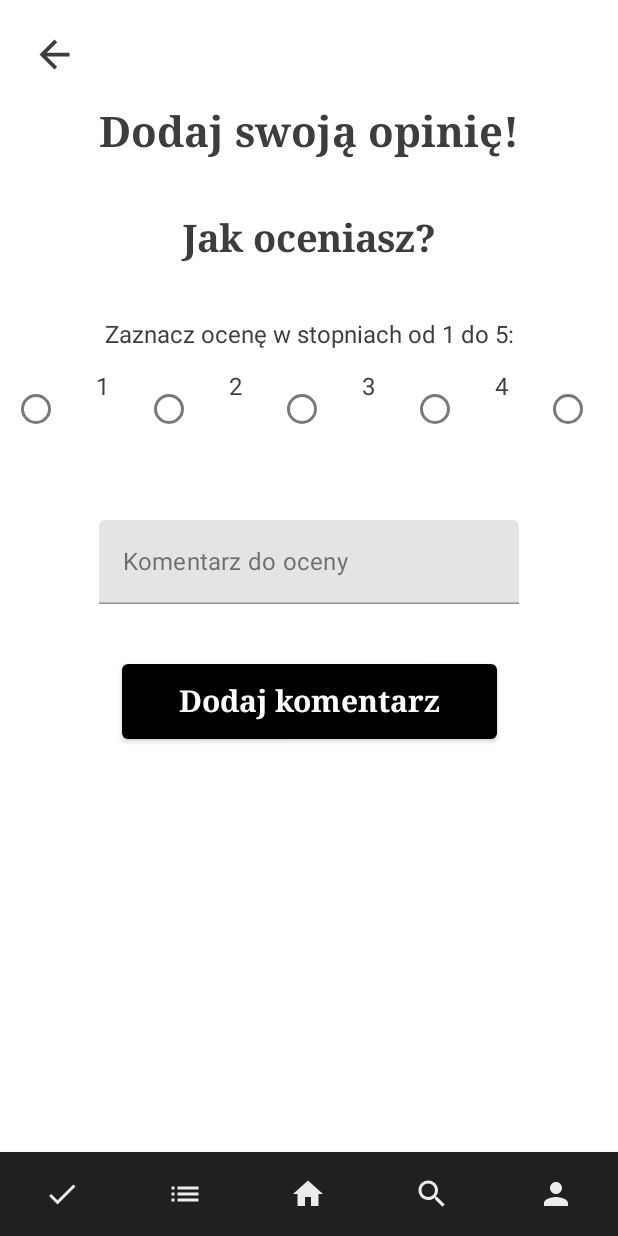
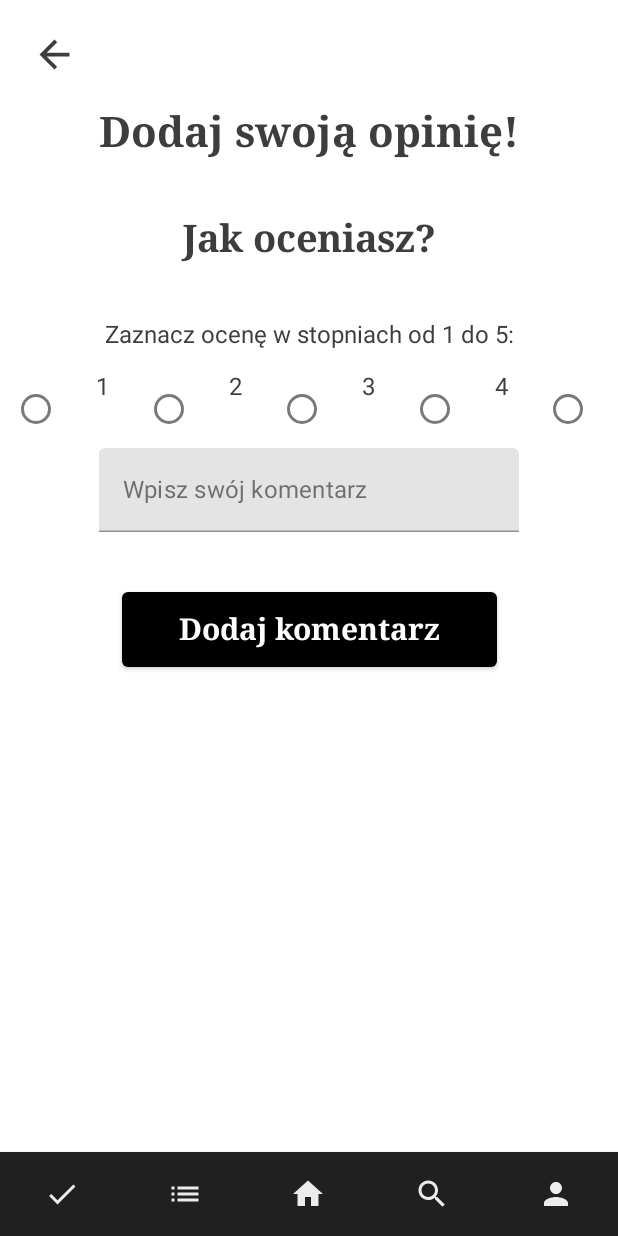
Before and after one commit to Wojw99/bizarro-app, an Android app built with Jetpack Compose: the AddOpinionScreen screen opened through its navigation route, on a phone screen of 412 x 824 dp. Run offline under Robolectric (Android 15) with nearby library versions, the phone set to English and light mode, and no system bars; our stand-ins replace Dagger/Hilt's generated code, Timber; pictures from the network do not load.

Commit message:
Some upgrades, fixes to User Other Profile Screen

```diff
--- a/app/src/main/java/com/example/bizarro/ui/NavGraph.kt
+++ b/app/src/main/java/com/example/bizarro/ui/NavGraph.kt
@@ -58,6 +58,10 @@ fun NavGraph(
         composable(route = Screen.SeeOpinionOtherUser.route){
             SeeOpinionsScreen(navController)
         }
+
+        composable(route = Screen.SeeYourOpinionsScreen.route){
+            SeeYourOpinionsScreen(navController)
+        }
     }
 }
 
@@ -75,5 +79,5 @@ sealed class Screen(val route: String, val name: String){
     object AddOpinion: Screen(route = "add_opinion_screen", name = "Dodaj opinię")
     object UserRecordList: Screen(route = "user_record_list_screen", name = "Ogłoszenia")
     object SeeOpinionOtherUser: Screen(route = "user_other_see_opinion_screen", name = "Zobacz opinię o innym użytkowniku")
-
+    object SeeYourOpinionsScreen: Screen(route = "user_see_ypur_opinion_screen", name = "Zobacz opinie o swoim profilu")
 }
--- a/app/src/main/java/com/example/bizarro/ui/screens/user_profile/other_user_profile/AddOpinionScreen.kt
+++ b/app/src/main/java/com/example/bizarro/ui/screens/user_profile/other_user_profile/AddOpinionScreen.kt
@@ -1,5 +1,6 @@
 package com.example.bizarro.ui.screens.user_profile
 
+import android.widget.Toast
 import androidx.compose.foundation.background
 import androidx.compose.foundation.layout.*
 import androidx.compose.material.*
@@ -12,6 +13,7 @@ import androidx.compose.runtime.*
 import androidx.compose.ui.Alignment
 import androidx.compose.ui.Modifier
 import androidx.compose.ui.graphics.Color
+import androidx.compose.ui.platform.LocalContext
 import androidx.compose.ui.text.TextStyle
 import androidx.compose.ui.text.font.FontFamily
 import androidx.compose.ui.text.font.FontWeight
@@ -19,6 +21,7 @@ import androidx.compose.ui.text.input.TextFieldValue
 import androidx.compose.ui.unit.dp
 import androidx.compose.ui.unit.sp
 import androidx.hilt.navigation.compose.hiltViewModel
+import androidx.lifecycle.viewmodel.compose.viewModel
 import androidx.navigation.NavController
 import com.example.bizarro.ui.Screen
 import com.example.bizarro.ui.screens.user_profile.other_user_profile.OtherUserViewModel
@@ -52,44 +55,22 @@ fun AddOpinionScreen(navController: NavController,
         Spacer(modifier = Modifier.height(40.dp))
 
 
+
+
+
         RadioButtonDemo()
 
-        Spacer(modifier = Modifier.height(50.dp))
 
-        var textOpinion by remember { mutableStateOf(TextFieldValue("")) }
 
-        TextField(
-            value = textOpinion,
-            onValueChange = {
-                textOpinion = it },
 
-            label = { Text(text = "Komentarz do oceny") },
-            placeholder = { Text(text = "Wpisz swój komentarz") },
 
-            //modifier = Modifier.align(Alignment.Horizontal)
-        )
 
-        Spacer(modifier = Modifier.height(40.dp))
 
-        Button(
-            onClick ={
 
-                //navController.navigate(route = com.example.bizarro.ui.Screen.Home.route)
 
-                     },
-            Modifier.size(width = 250.dp, height = 50.dp),
-            colors = ButtonDefaults.buttonColors(backgroundColor = Color.Black),
 
-            ) {
-            Text(text = "Dodaj komentarz",
-                style = TextStyle(
-                    fontSize = 20.sp,
-                    fontFamily = FontFamily.Serif,
-                    fontWeight = FontWeight.Bold,
-                    color = Color.White,
-                )
-            )
-        }
+
+
 
 
     }
@@ -129,7 +110,12 @@ fun HeaderSectionAddOpinion(navController: NavController)
 
 
 @Composable
-fun RadioButtonDemo() {
+fun RadioButtonDemo(
+    viewModel: OtherUserViewModel = hiltViewModel()
+
+) {
+    val context = LocalContext.current
+
 //    Column(
 //        modifier = Modifier.fillMaxSize(),
 //        verticalArrangement = Arrangement.Center,
@@ -141,6 +127,7 @@ fun RadioButtonDemo() {
         Row {
             RadioButton(selected = selectedReview.value == Review.review1, onClick = {
                 selectedReview.value = Review.review1
+
             })
             Spacer(modifier = Modifier.size(16.dp))
             Text(Review.review1)
@@ -178,11 +165,77 @@ fun RadioButtonDemo() {
             Text(Review.review5)
 
 
+            Spacer(modifier = Modifier.height(50.dp))
+
 
 
         }
+
+
+            var textOpinion by remember { mutableStateOf("") }
+
+            var fullOpinion by remember { mutableStateOf("") }
+
+            TextField(
+                value = textOpinion,
+                onValueChange = {
+                    textOpinion = it },
+
+                //label = { Text(text = "Komentarz do oceny") },
+                placeholder = { Text(text = "Wpisz swój komentarz") },
+
+                //modifier = Modifier.align(Alignment.Horizontal)
+            )
+
+            Spacer(modifier = Modifier.height(40.dp))
+
+
+            Button(
+                onClick ={
+
+                    when {
+                        selectedReview.value=="" -> {
+                            Toast.makeText(context, "Mark is required", Toast.LENGTH_SHORT).show()
+                        }
+                        textOpinion == "" -> {
+                            Toast.makeText(context, "Commentary is required", Toast.LENGTH_SHORT).show()
+                        }
+                        else -> {
+                            fullOpinion = "${selectedReview.value} $textOpinion"
+
+                            viewModel.addOpinion(fullOpinion)
+
+
+
+                            Toast.makeText(context, viewModel.opinionOtherUserList[0], Toast.LENGTH_SHORT).show()
+
+                        }
+                    }
+
+
+
+                },
+                Modifier.size(width = 250.dp, height = 50.dp),
+                colors = ButtonDefaults.buttonColors(backgroundColor = Color.Black),
+
+                ) {
+                Text(text = "Dodaj komentarz",
+                    style = TextStyle(
+                        fontSize = 20.sp,
+                        fontFamily = FontFamily.Serif,
+                        fontWeight = FontWeight.Bold,
+                        color = Color.White,
+                    )
+                )
+            }
+
+
+
+
     }
 //}
+
+
 object Review {
     const val review1 = "1"
     const val review2 = "2"
--- a/app/src/main/java/com/example/bizarro/ui/screens/user_profile/other_user_profile/OtherUserViewModel.kt
+++ b/app/src/main/java/com/example/bizarro/ui/screens/user_profile/other_user_profile/OtherUserViewModel.kt
@@ -1,18 +1,44 @@
 package com.example.bizarro.ui.screens.user_profile.other_user_profile
 
+import androidx.compose.runtime.mutableStateListOf
+import androidx.compose.runtime.mutableStateOf
 import androidx.lifecycle.ViewModel
+import com.example.bizarro.data.remote.responses.Record
 import com.example.bizarro.ui.AppState
 import dagger.hilt.android.lifecycle.HiltViewModel
 import javax.inject.Inject
 
 @HiltViewModel
 class OtherUserViewModel @Inject constructor(
-    appState: AppState
+   val appState: AppState
 ): ViewModel()
 {
+
+    val opinionOtherUserList = mutableStateListOf<String>()
+    //val recordList = mutableStateOf<List<Record>>(listOf())
+    //val opinionOtherUserList = mutableStateOf<List<OpinionOfOtherUser>>(listOf())
+
     init {
         appState.bottomMenuVisible.value = false
+
+    }
+
+    fun addOpinion(opinionText: String){
+
+         opinionOtherUserList.add(opinionText)
+
     }
 
 
+
+
+
 }
+
+//data class OpinionOfOtherUser
+//(
+//    val id: Int,
+//    val opinionMark: String,
+//    val opinionText: String
+//
+//    )
```
Also changed, not shown: app/src/main/java/com/example/bizarro/ui/screens/user_profile/EditProfileScreen.kt (+22 -12 lines), app/src/main/java/com/example/bizarro/ui/screens/user_profile/SeeYourOpinionsScreen.kt (+69 -1 lines), app/src/main/java/com/example/bizarro/ui/screens/user_profile/UserProfileScreen.kt (+53 -53 lines), app/src/main/java/com/example/bizarro/ui/screens/user_profile/UserProfileViewModel.kt (+11 -1 lines), app/src/main/java/com/example/bizarro/ui/screens/user_profile/other_user_profile/SeeOpinionsScreen.kt (+26 -4 lines).
